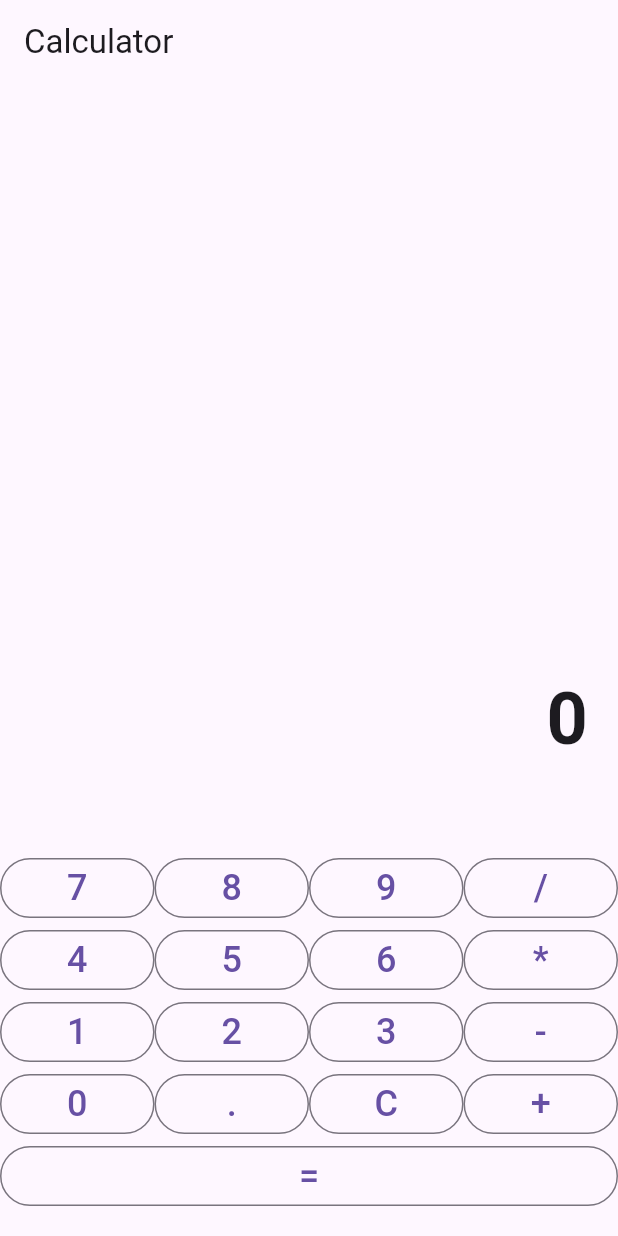
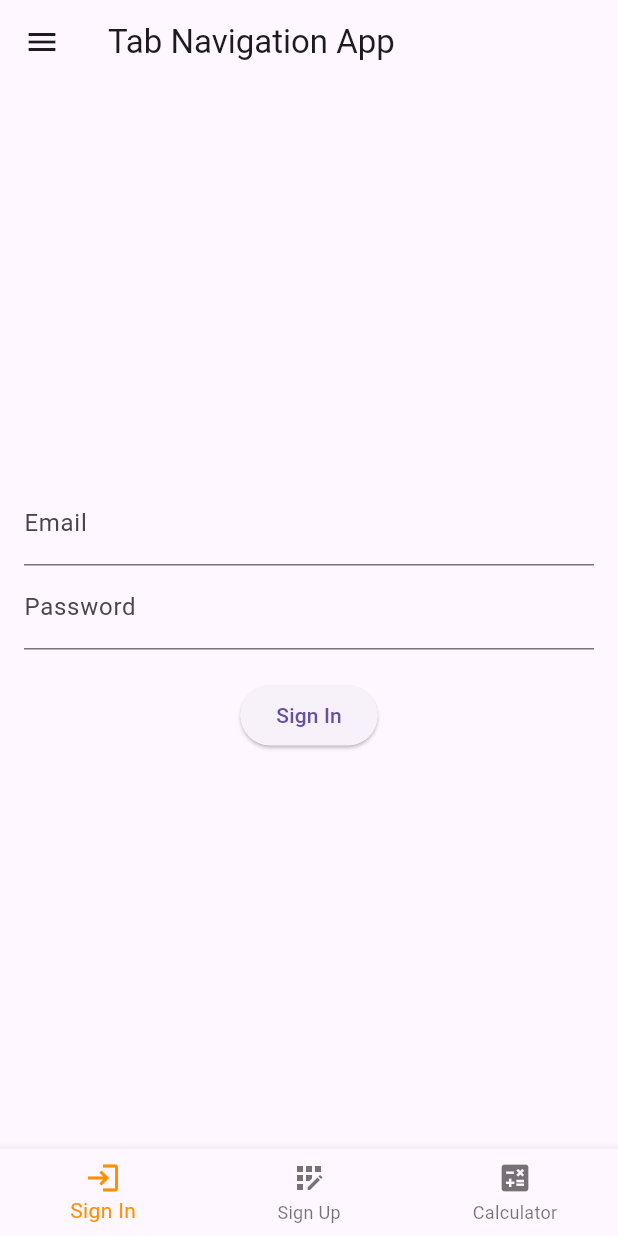
Before and after one commit to singizagloria28/calculator-app, a Flutter app: the screen it shows after launch, on a phone screen of 412 x 824 dp. Run offline on Flutter 3.47's test engine with Material 3 defaults, Android fonts, the phone set to English and light mode, and no system bars.

Commit message:
added signup and signin

```diff
--- a/lib/main.dart
+++ b/lib/main.dart
@@ -1,224 +1,20 @@
+import 'package:application/pages/Home.dart';
 import 'package:flutter/material.dart';
 
+
 void main() {
-  runApp(const CalculatorApp());
+  runApp(MyApp());
 }
 
-class CalculatorApp extends StatelessWidget {
-  const CalculatorApp({Key? key}) : super(key: key);
-
+class MyApp extends StatelessWidget {
   @override
   Widget build(BuildContext context) {
     return MaterialApp(
-      title: 'Calculator',
+      title: 'Tab Drawer App',
       theme: ThemeData(
-        primarySwatch: Colors.blueGrey,
+        primarySwatch: Colors.blue,
       ),
-      home: const MyHomePage(title: 'Calculator'),
+      home: HomeScreen(),
     );
   }
 }
-
-class MyHomePage extends StatefulWidget {
-  const MyHomePage({Key? key, required this.title}) : super(key: key);
-
-  final String title;
-
-  @override
-  State<MyHomePage> createState() => _MyHomePageState();
-}
-
-class _MyHomePageState extends State<MyHomePage> {
-  String _output = "0";
-  String _input = "";
-  String _operator = "";
-  double _num1 = 0;
-  double _num2 = 0;
-  bool _isOperatorClicked = false;
-  bool _isEqualClicked = false;
-
-  void _buttonPressed(String value) {
-    if (value == "C") {
-      _clear();
-    } else if (value == "=") {
-      _calculate();
-    } else if (_isNumeric(value) || value == ".") {
-      _handleNumeric(value);
-    } else {
-      _handleOperator(value);
-    }
-  }
-
-  void _clear() {
-    setState(() {
-      _output = "0";
-      _input = "";
-      _operator = "";
-      _num1 = 0;
-      _num2 = 0;
-      _isOperatorClicked = false;
-      _isEqualClicked = false;
-    });
-  }
-
-  void _calculate() {
-    if (_operator.isNotEmpty && _input.isNotEmpty) {
-      _num2 = double.parse(_input);
-      double result = 0;
-      switch (_operator) {
-        case "+":
-          result = _num1 + _num2;
-          break;
-        case "-":
-          result = _num1 - _num2;
-          break;
-        case "*":
-          result = _num1 * _num2;
-          break;
-        case "/":
-          result = _num1 / _num2;
-          break;
-      }
-      setState(() {
-        _output = result.toString();
-        _input = "";
-        _num1 = result;
-        _operator = "";
-        _isOperatorClicked = false;
-        _isEqualClicked = true;
-      });
-    }
-  }
-
-  void _handleNumeric(String value) {
-    setState(() {
-      if (_isEqualClicked) {
-        _output = "0";
-        _input = "";
-        _isEqualClicked = false;
-      }
-      if (_output == "0" && value != ".") {
-        _output = value;
-        _input = value;
-      } else {
-        _output += value;
-        _input += value;
-      }
-    });
-  }
-
-  void _handleOperator(String value) {
-    setState(() {
-      if (_isOperatorClicked) {
-        _operator = value;
-        _input = "";
-      } else {
-        _num1 = double.parse(_output);
-        _operator = value;
-        _input = "";
-        _isOperatorClicked = true;
-      }
-    });
-  }
-
-  bool _isNumeric(String value) {
-    if (value == null) {
-      return false;
-    }
-    return double.tryParse(value) != null;
-  }
-
-  Widget _buildButton(String value) {
-    return Expanded(
-      child: OutlinedButton(
-        onPressed: () => _buttonPressed(value),
-        child: Text(
-          value,
-          style: const TextStyle(fontSize: 24),
-        ),
-      ),
-    );
-  }
-
-  @override
-  Widget build(BuildContext context) {
-    return Scaffold(
-      appBar: AppBar(
-        title: Text(widget.title),
-      ),
-      body: Column(
-        children: <Widget>[
-          Expanded(
-            flex: 2,
-            child: Column(
-              mainAxisAlignment: MainAxisAlignment.end,
-              children: <Widget>[
-                Container(
-                  alignment: Alignment.bottomRight,
-                  padding: const EdgeInsets.all(20),
-                  child: Text(
-                    _output,
-                    style: const TextStyle(fontSize: 48, fontWeight: FontWeight.bold),
-                  ),
-                ),
-                Padding(
-                  padding: const EdgeInsets.symmetric(horizontal: 20),
-                  child: Align(
-                    alignment: Alignment.bottomRight,
-                    child: Text(
-                      _input.isEmpty ? "" : "$_num1 $_operator $_input",
-                      style: TextStyle(fontSize: 24, color: Colors.grey),
-                    ),
-                  ),
-                ),
-              ],
-            ),
-          ),
-          Expanded(
-            child: Column(
-              children: <Widget>[
-                Row(
-                  children: <Widget>[
-                    _buildButton("7"),
-                    _buildButton("8"),
-                    _buildButton("9"),
-                    _buildButton("/"),
-                  ],
-                ),
-                Row(
-                  children: <Widget>[
-                    _buildButton("4"),
-                    _buildButton("5"),
-                    _buildButton("6"),
-                    _buildButton("*"),
-                  ],
-                ),
-                Row(
-                  children: <Widget>[
-                    _buildButton("1"),
-                    _buildButton("2"),
-                    _buildButton("3"),
-                    _buildButton("-"),
-                  ],
-                ),
-                Row(
-                  children: <Widget>[
-                    _buildButton("0"),
-                    _buildButton("."),
-                    _buildButton("C"),
-                    _buildButton("+"),
-                  ],
-                ),
-                Row(
-                  children: <Widget>[
-                    _buildButton("="),
-                  ],
-                ),
-              ],
-            ),
-          ),
-        ],
-      ),
-    );
-  }
-}
--- /dev/null
+++ b/lib/pages/Home.dart
@@ -0,0 +1,100 @@
+import 'package:flutter/material.dart';
+
+import 'Calculator.dart';
+import 'Signin.dart';
+import 'Signup.dart';
+
+
+class HomeScreen extends StatefulWidget {
+  @override
+  _HomeScreenState createState() => _HomeScreenState();
+}
+
+class _HomeScreenState extends State<HomeScreen> {
+  int _selectedIndex = 0;
+  static const List<Widget> _widgetOptions = <Widget>[
+    SignInScreen(),
+    SignUpScreen(),
+    CalculatorScreen(),
+  ];
+
+  void _onItemTapped(int index) {
+    setState(() {
+      _selectedIndex = index;
+    });
+  }
+
+  @override
+  Widget build(BuildContext context) {
+    return Scaffold(
+      appBar: AppBar(
+        title: Text('Tab Navigation App'),
+      ),
+      drawer: Drawer(
+        child: ListView(
+          padding: EdgeInsets.zero,
+          children: <Widget>[
+            DrawerHeader(
+              decoration: BoxDecoration(
+                color: Colors.blue,
+              ),
+              child: Text(
+                'Menu',
+                style: TextStyle(
+                  color: Colors.white,
+                  fontSize: 24,
+                ),
+              ),
+            ),
+            ListTile(
+              leading: Icon(Icons.login),
+              title: Text('Sign In'),
+              onTap: () {
+                Navigator.pop(context);
+                _onItemTapped(0);
+              },
+            ),
+            ListTile(
+              leading: Icon(Icons.app_registration),
+              title: Text('Sign Up'),
+              onTap: () {
+                Navigator.pop(context);
+                _onItemTapped(1);
+              },
+            ),
+            ListTile(
+              leading: Icon(Icons.calculate),
+              title: Text('Calculator'),
+              onTap: () {
+                Navigator.pop(context);
+                _onItemTapped(2);
+              },
+            ),
+          ],
+        ),
+      ),
+      body: Center(
+        child: _widgetOptions.elementAt(_selectedIndex),
+      ),
+      bottomNavigationBar: BottomNavigationBar(
+        items: const <BottomNavigationBarItem>[
+          BottomNavigationBarItem(
+            icon: Icon(Icons.login),
+            label: 'Sign In',
+          ),
+          BottomNavigationBarItem(
+            icon: Icon(Icons.app_registration),
+            label: 'Sign Up',
+          ),
+          BottomNavigationBarItem(
+            icon: Icon(Icons.calculate),
+            label: 'Calculator',
+          ),
+        ],
+        currentIndex: _selectedIndex,
+        selectedItemColor: Colors.amber[800],
+        onTap: _onItemTapped,
+      ),
+    );
+  }
+}
--- /dev/null
+++ b/lib/pages/Signin.dart
@@ -0,0 +1,31 @@
+import 'package:flutter/material.dart';
+
+class SignInScreen extends StatelessWidget {
+  const SignInScreen({super.key});
+
+  @override
+  Widget build(BuildContext context) {
+    return Scaffold(
+      body: Padding(
+        padding: EdgeInsets.all(16.0),
+        child: Column(
+          mainAxisAlignment: MainAxisAlignment.center,
+          children: [
+            TextField(
+              decoration: InputDecoration(labelText: 'Email'),
+            ),
+            TextField(
+              decoration: InputDecoration(labelText: 'Password'),
+              obscureText: true,
+            ),
+            SizedBox(height: 20),
+            ElevatedButton(
+              onPressed: () {},
+              child: Text('Sign In'),
+            ),
+          ],
+        ),
+      ),
+    );
+  }
+}
```
Also changed, not shown: lib/pages/Calculator.dart (added, +222 -0 lines), lib/pages/Signup.dart (added, +35 -0 lines).
